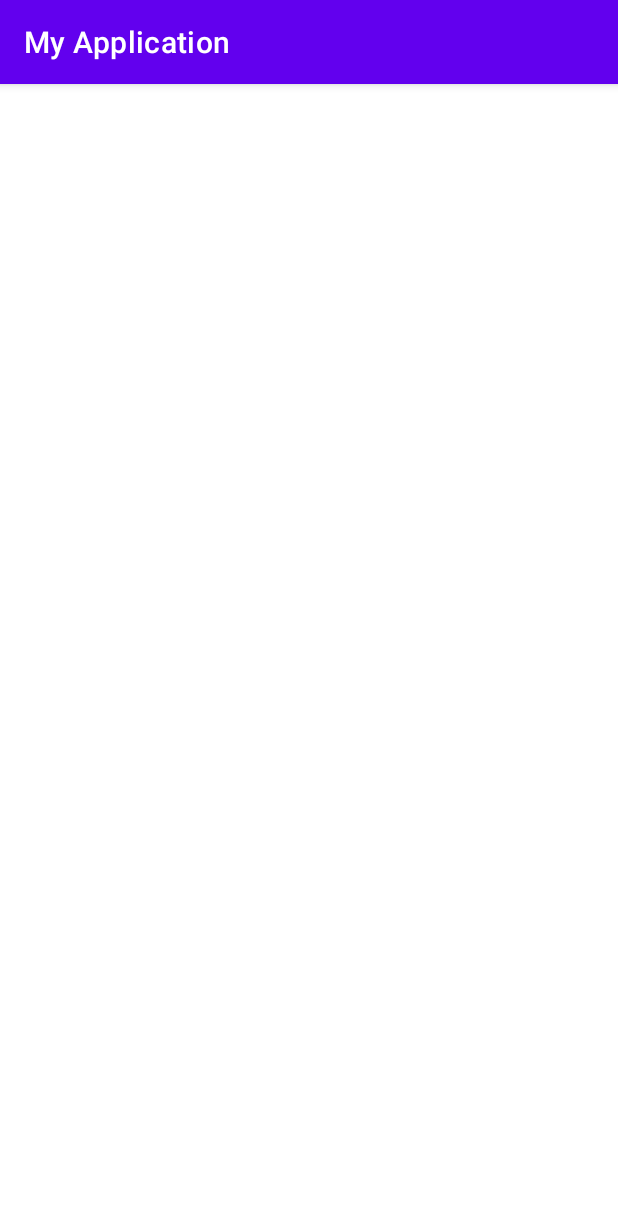
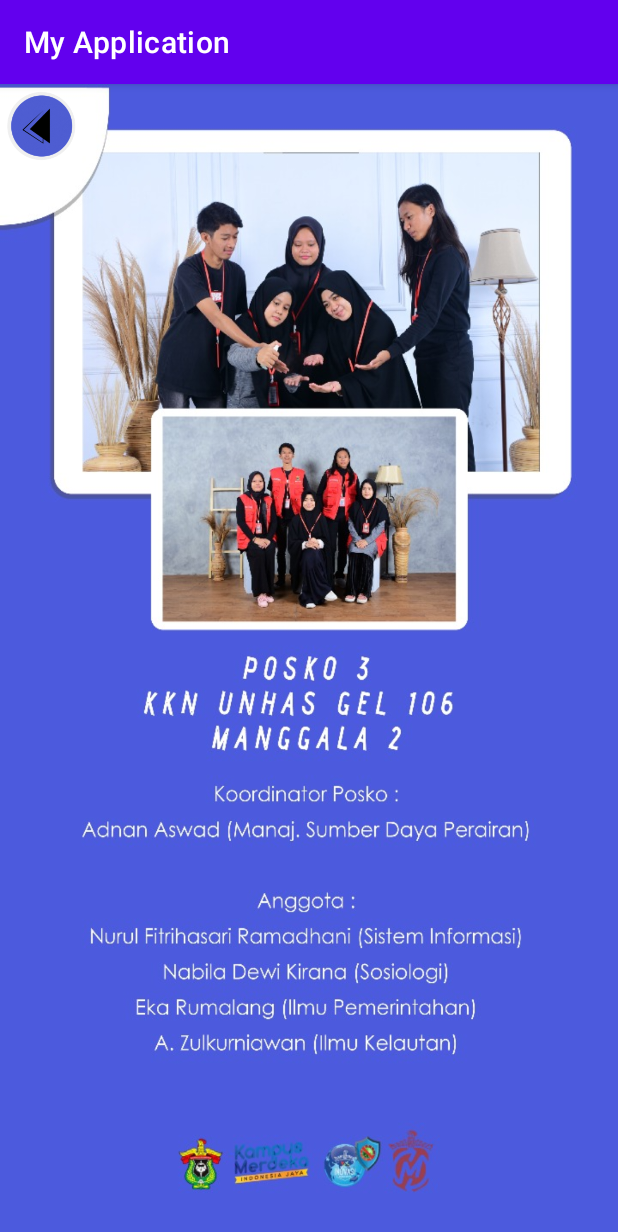
Before and after one commit to takdim/APAINI, an Android app: the Posko3Activity screen opened directly, with no data from a screen before it, on a phone screen of 412 x 824 dp. Shown: the top 1232 px of the screen. Run offline under Robolectric (Android 15) with nearby library versions, the phone set to English and light mode, and no system bars.

Commit message:
update Posko3Activity

```diff
--- a/app/src/main/java/com/example/myapplication/Posko3Activity.java
+++ b/app/src/main/java/com/example/myapplication/Posko3Activity.java
@@ -3,6 +3,8 @@ package com.example.myapplication;
 import androidx.appcompat.app.AppCompatActivity;
 
 import android.os.Bundle;
+import android.view.View;
+import android.widget.ImageView;
 
 public class Posko3Activity extends AppCompatActivity {
 
@@ -10,5 +12,8 @@ public class Posko3Activity extends AppCompatActivity {
     protected void onCreate(Bundle savedInstanceState) {
         super.onCreate(savedInstanceState);
         setContentView(R.layout.activity_posko_3);
+
+        ImageView btnBack = findViewById(R.id.btn_back_posko3);
+        btnBack.setOnClickListener(v -> finish());
     }
 }
--- a/app/src/main/res/layout/activity_posko_3.xml
+++ b/app/src/main/res/layout/activity_posko_3.xml
@@ -6,6 +6,22 @@
     android:layout_height="match_parent"
     tools:context=".Posko3Activity">
 
+    <ImageView
+        android:layout_width="match_parent"
+        android:layout_height="match_parent"
+        android:scaleType="fitXY"
+        android:src="@drawable/bg_posko3" />
+
+    <ImageView
+        android:id="@+id/btn_back_posko3"
+        android:layout_width="52dp"
+        android:layout_height="52dp"
+        android:layout_marginTop="2dp"
+        android:layout_marginStart="2dp"
+        android:src="@drawable/bg_btn_back"
+        app:layout_constraintStart_toStartOf="parent"
+        app:layout_constraintTop_toTopOf="parent" />
+
 
 
 </androidx.constraintlayout.widget.ConstraintLayout>
```
Also changed, not shown: app/src/main/res/drawable/bg_btn_back.png (added), app/src/main/res/drawable/bg_posko3.jpeg (added).
